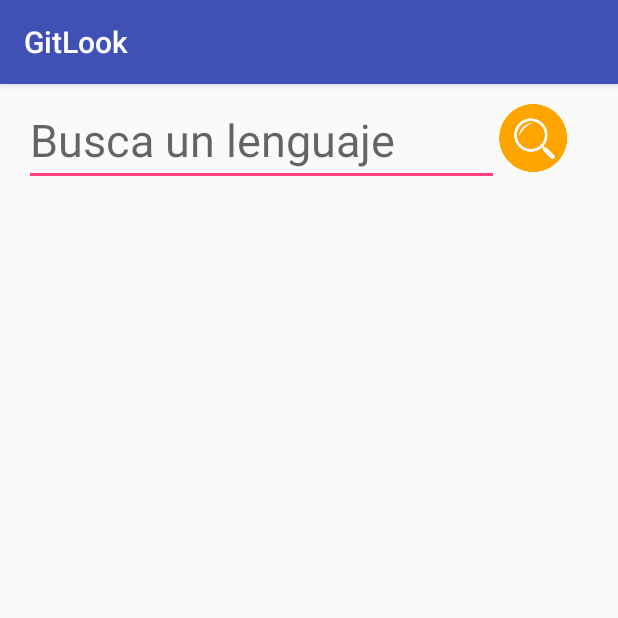
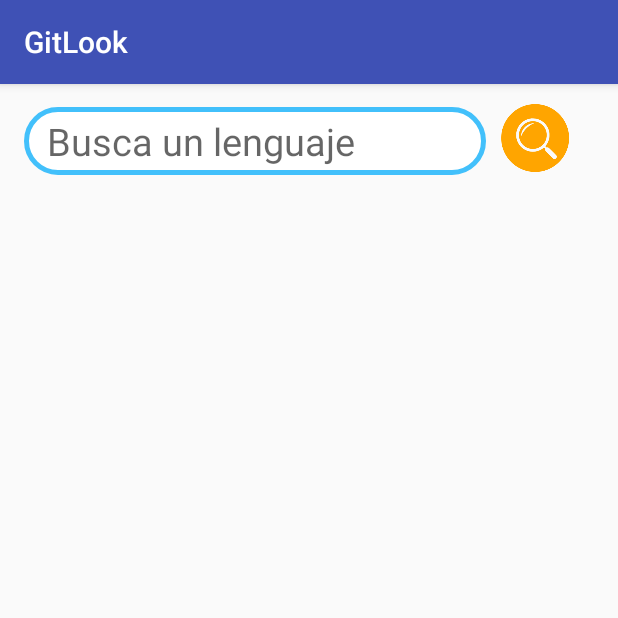
Before and after one commit to albertomadrazo/Gitlook, an Android app: the screen it shows after launch (MainActivity), on a phone screen of 412 x 824 dp, the top half of it. Run offline under Robolectric (Android 15) with nearby library versions, the phone set to English and light mode, and no system bars; libraries missing offline, so code that uses them is left out: retrofit.client.

Commit message:
Estila caja de busqueda.

```diff
--- a/app/src/main/java/com/albertomadrazo/android/gitlook/fragment/RepositoriosListaFragment.java
+++ b/app/src/main/java/com/albertomadrazo/android/gitlook/fragment/RepositoriosListaFragment.java
@@ -105,7 +105,7 @@ public class RepositoriosListaFragment extends Fragment implements ListView.OnIt
 
 
     private void mostrarLista(){
-        Adaptador adaptador = new Adaptador(getActivity().getApplicationContext(), (ArrayList<Repositorio>) mListaRepositorios);
+        Adaptador adaptador = new Adaptador(getContext(), (ArrayList<Repositorio>) mListaRepositorios);
         mListView.setAdapter(adaptador);
     }
 
--- /dev/null
+++ b/app/src/main/res/drawable/buscador_style.xml
@@ -0,0 +1,10 @@
+<?xml version="1.0" encoding="utf-8"?>
+<shape xmlns:android="http://schemas.android.com/apk/res/android"
+       android:thickness="0dp"
+       android:shape="rectangle" >
+    <stroke android:width="3dp"
+            android:color="#42C0FB" />
+    <corners android:radius="25dp" />
+    <padding android:left="5dp" />
+    <solid android:color="#ffffff"/>
+</shape>
--- /dev/null
+++ b/app/src/main/res/drawable/cursor_color.xml
@@ -0,0 +1,5 @@
+<?xml version="1.0" encoding="utf-8"?>
+<shape xmlns:android="http://schemas.android.com/apk/res/android" >
+    <size android:width="3dp" />
+    <solid android:color="#42C0FB"  />
+</shape>
--- a/app/src/main/res/layout/activity_main.xml
+++ b/app/src/main/res/layout/activity_main.xml
@@ -18,15 +18,24 @@
         android:weightSum="6"
         android:layout_marginBottom="10dp"
         >
+
         <EditText
             android:id="@+id/et_buscador"
             android:layout_width="0dp"
             android:layout_weight="5"
-            android:textSize="30sp"
+            android:textSize="25sp"
+            android:paddingLeft="15dp"
+            android:paddingTop="5dp"
+            android:paddingBottom="5dp"
+            android:layout_marginRight="10dp"
             android:hint="Busca un lenguaje"
-            android:layout_height="wrap_content"
+            android:layout_height="45dp"
+            android:textCursorDrawable="@drawable/cursor_color"
             android:singleLine="true"
-            android:imeOptions="actionDone" />
+            android:layout_gravity="center_vertical"
+            android:background="@drawable/buscador_style"
+            android:imeOptions="actionDone|flagNoExtractUi" />
+
         <LinearLayout
             android:layout_width="0dp"
             android:layout_weight="1"
--- a/app/src/main/res/layout/lista_item_repositorio.xml
+++ b/app/src/main/res/layout/lista_item_repositorio.xml
@@ -16,13 +16,13 @@
             android:id="@+id/nombre_repo"
             android:textSize="20sp"
             android:layout_width="0dp"
-            android:layout_weight="7.5"
+            android:layout_weight="7"
             android:layout_height="wrap_content"
             android:text="Nombre repositorio de github"
             android:textColor="#000000" />
         <LinearLayout
             android:layout_width="0dp"
-            android:layout_weight="2.5"
+            android:layout_weight="3"
             android:layout_height="wrap_content"
             android:orientation="horizontal"
             android:weightSum="4">
```
